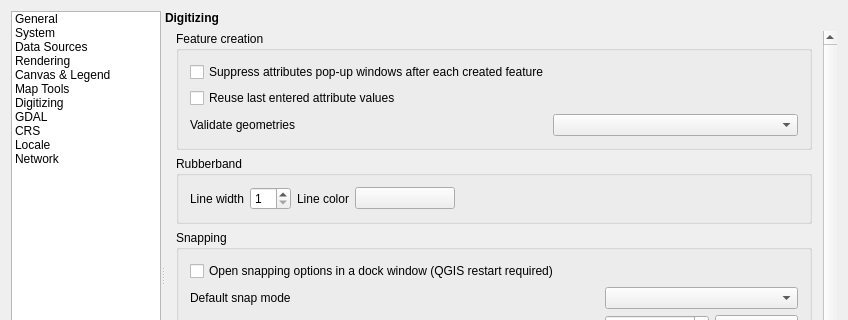
Before: the Qt Designer form src/ui/qgsoptionsbase.ui in carsmie/QGIS, drawn with Qt 5; both pictures show x 0 to 848 and y 0 to 320 of the 848 by 578 pixel window.
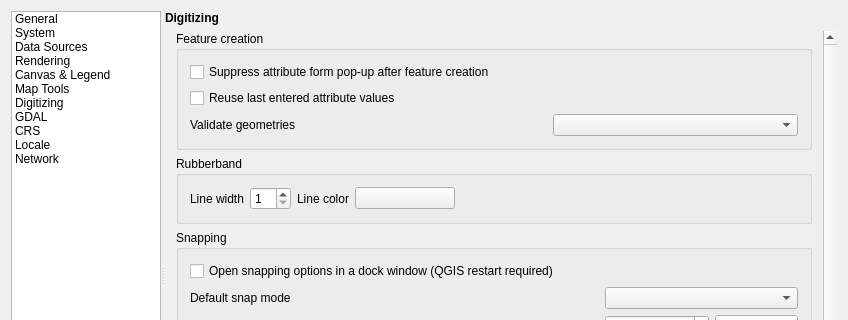
After: the same form once the commit is applied. The open tabs and pages were chosen to show the change. Icons and pictures are not drawn. Custom widgets are drawn as their Qt base class.

Commit message: [FEATURE] Add 'Suppress attribute form pop-up after feature creation' option to vector layers; overrides application-wide option

```diff
--- a/src/ui/qgsoptionsbase.ui
+++ b/src/ui/qgsoptionsbase.ui
@@ -2836,7 +2836,7 @@
                   <item row="0" column="0" colspan="3">
                    <widget class="QCheckBox" name="chkDisableAttributeValuesDlg">
                     <property name="text">
-                     <string>Suppress attributes pop-up windows after each created feature</string>
+                     <string>Suppress attribute form pop-up after feature creation</string>
                     </property>
                     <property name="tristate">
                      <bool>false</bool>
```
The commit also changes 5 other files.
